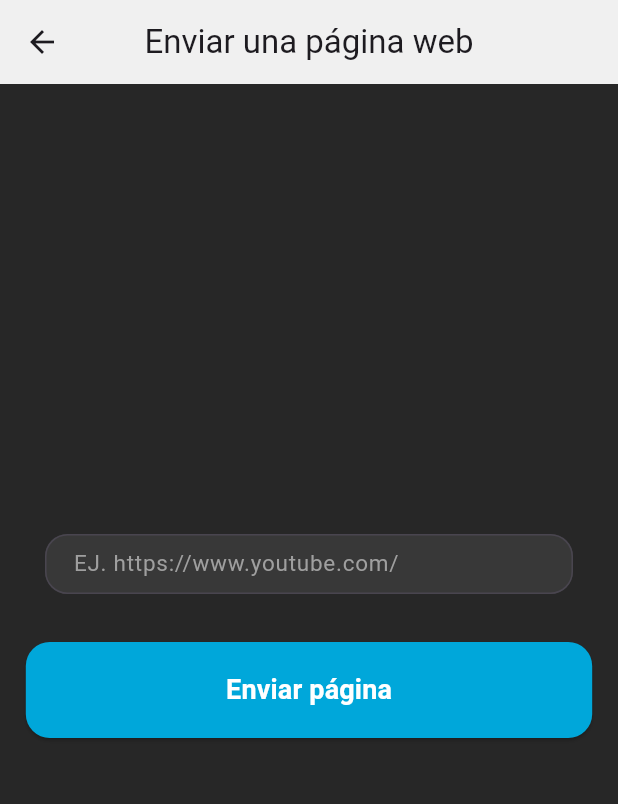
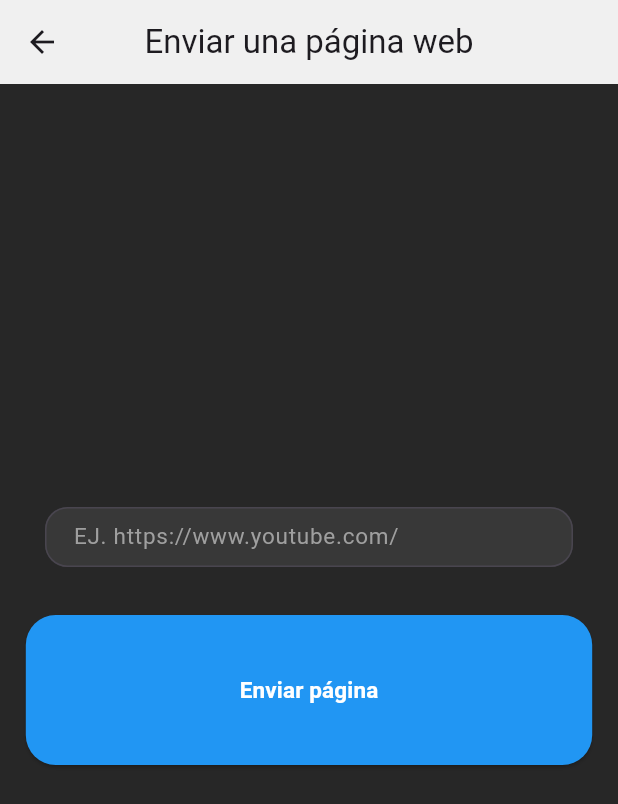
Before and after one commit to AlexGoodD/PC_Controller, a Flutter app: the SendPage screen opened directly, on a phone screen of 412 x 824 dp. Shown: the top 804 px of the screen. Run offline on Flutter 3.47's test engine with Material 3 defaults, Android fonts, the phone set to English and light mode, and no system bars; our stand-ins replace dio, sensors_plus.

Commit message:
Home cambiado como figma, hostname cambiado a textfield, ingresar a pagina web cambiado a modal, controles de video cambiados

```diff
--- a/lib/components/main_button.dart
+++ b/lib/components/main_button.dart
@@ -2,31 +2,31 @@ import 'package:flutter/material.dart';
 import 'package:pc_controller_master/settings/theme.dart';
 
 class MainButton extends StatelessWidget {
-  const MainButton(
-      {super.key,
+  const MainButton({
+    super.key,
     required this.width,
-        this.height = 64,
+    this.height = 100,
     required this.child,
-        this.function});
+    this.function,
+    required this.primaryColor, // Color del botón
+    this.onPrimaryColor = Colors.white, // Color del texto del botón
+  });
 
   final double width;
   final double height;
   final Widget child;
   final VoidCallback? function;
+  final Color primaryColor; // Color del botón
+  final Color onPrimaryColor; // Color del texto
 
   @override
   Widget build(BuildContext context) {
-    final brightness = Theme.of(context).brightness;
-    final isLight = brightness == Brightness.light;
-
-    // Theme Colors
-    final primaryColor = isLight ? CustomTheme.primaryColor : CustomThemeDark.primaryColor;
-
     return ElevatedButton(
       style: ElevatedButton.styleFrom(
-          backgroundColor: primaryColor,
+        backgroundColor: primaryColor, // Color del botón
+        foregroundColor: onPrimaryColor, // Color del texto
         shape: RoundedRectangleBorder(
-              borderRadius: BorderRadius.circular(16)
+          borderRadius: BorderRadius.circular(20),
         ),
       ),
       onPressed: function ?? () {},
@@ -36,7 +36,7 @@ class MainButton extends StatelessWidget {
         child: Center(
           child: child,
         ),
-        )
+      ),
     );
   }
 }
@@ -47,6 +47,15 @@ class CustomTextButton extends StatelessWidget {
 
   @override
   Widget build(BuildContext context) {
-    return Text(text, style: const TextStyle(fontWeight: FontWeight.bold, fontSize: 18, color: Colors.white));
+    return Center( // Añadido para centrar el texto
+      child: Text(
+        text,
+        style: const TextStyle(
+          fontWeight: FontWeight.bold,
+          fontSize: 15,
+          color: Colors.white,
+        ),
+      ),
+    );
   }
 }
```
Lines whose indentation alone changed are shown as unchanged.
